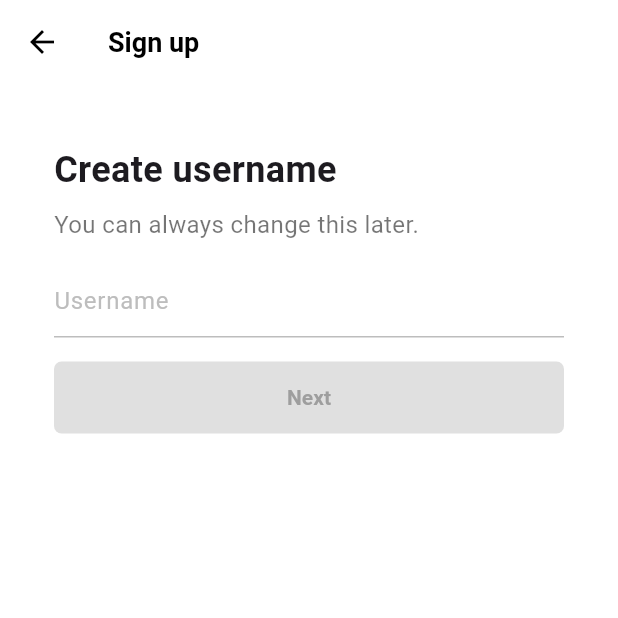
After one commit to daseul-jang/tiktok_clone, a Flutter app: the screen it shows after launch, after a tap on "Use email & password", on a phone screen of 412 x 824 dp, the top half of it. The commit adds this screen. Run offline on Flutter 3.47's test engine with Material 3 defaults, Android fonts, the phone set to English and light mode, and no system bars; our stand-ins replace font_awesome_flutter.

Commit message:
feat: 4.7강 수강 진행중

```diff
--- a/lib/features/authentication/login_screen.dart
+++ b/lib/features/authentication/login_screen.dart
@@ -7,7 +7,7 @@ import 'package:tiktok_clone/features/authentication/widgets/auth_button.dart';
 class LoginScreen extends StatelessWidget {
   const LoginScreen({super.key});
 
-  void onSignUpTap(BuildContext context) {
+  void _onSignUpTap(BuildContext context) {
     Navigator.of(context).pop();
   }
 
@@ -52,7 +52,7 @@ class LoginScreen extends StatelessWidget {
         ),
       ),
       bottomNavigationBar: BottomAppBar(
-        color: Colors.grey[100],
+        color: Colors.grey.shade50,
         elevation: 1,
         child: Padding(
           padding: const EdgeInsets.symmetric(
@@ -64,7 +64,7 @@ class LoginScreen extends StatelessWidget {
               const Text("Don't have an account?"),
               Gaps.h5,
               GestureDetector(
-                onTap: () => onSignUpTap(context),
+                onTap: () => _onSignUpTap(context),
                 child: Text(
                   "Sign up",
                   style: TextStyle(
--- a/lib/features/authentication/sign_up_screen.dart
+++ b/lib/features/authentication/sign_up_screen.dart
@@ -2,15 +2,22 @@ import 'package:flutter/material.dart';
 import 'package:font_awesome_flutter/font_awesome_flutter.dart';
 import 'package:tiktok_clone/constants/gaps.dart';
 import 'package:tiktok_clone/constants/sizes.dart';
+import 'package:tiktok_clone/features/authentication/username_screen.dart';
 import 'package:tiktok_clone/features/authentication/login_screen.dart';
 import 'package:tiktok_clone/features/authentication/widgets/auth_button.dart';
 
 class SignUpScreen extends StatelessWidget {
   const SignUpScreen({super.key});
 
-  void onLoginTap(BuildContext context) {
+  void _onLoginTap(BuildContext context) {
     Navigator.of(context).push(MaterialPageRoute(
       builder: (context) => const LoginScreen(),
+    ));
+  }
+
+  void _onEmailTap(BuildContext context) {
+    Navigator.of(context).push(MaterialPageRoute(
+      builder: (context) => const UsernameScreen(),
     ));
   }
 
@@ -23,16 +30,16 @@ class SignUpScreen extends StatelessWidget {
           padding: const EdgeInsets.symmetric(
             horizontal: Sizes.size40,
           ),
-          child: const Column(
+          child: Column(
             children: [
               Gaps.v80,
-              Text(
+              const Text(
                 "Sign up for TikTok",
                 style: TextStyle(
                     fontSize: Sizes.size24, fontWeight: FontWeight.w700),
               ),
               Gaps.v20,
-              Text(
+              const Text(
                 "Create a profile, follow other accounts, make your own videos, and more",
                 style: TextStyle(
                   fontSize: Sizes.size16,
@@ -41,12 +48,15 @@ class SignUpScreen extends StatelessWidget {
                 textAlign: TextAlign.center,
               ),
               Gaps.v40,
-              AuthButton(
-                icon: FaIcon(FontAwesomeIcons.user),
-                text: "Use email & password",
+              GestureDetector(
+                onTap: () => _onEmailTap(context),
+                child: const AuthButton(
+                  icon: FaIcon(FontAwesomeIcons.user),
+                  text: "Use email & password",
+                ),
               ),
               Gaps.v16,
-              AuthButton(
+              const AuthButton(
                 icon: FaIcon(FontAwesomeIcons.apple),
                 text: "Continue with Apple",
               ),
@@ -55,7 +65,7 @@ class SignUpScreen extends StatelessWidget {
         ),
       ),
       bottomNavigationBar: BottomAppBar(
-        color: Colors.grey[100],
+        color: Colors.grey.shade50,
         elevation: 1,
         child: Padding(
           padding: const EdgeInsets.symmetric(
@@ -67,7 +77,7 @@ class SignUpScreen extends StatelessWidget {
               const Text("Already have an account?"),
               Gaps.h5,
               GestureDetector(
-                onTap: () => onLoginTap(context),
+                onTap: () => _onLoginTap(context),
                 child: Text(
                   "Log in",
                   style: TextStyle(
--- /dev/null
+++ b/lib/features/authentication/username_screen.dart
@@ -0,0 +1,111 @@
+import 'package:flutter/material.dart';
+import 'package:tiktok_clone/constants/gaps.dart';
+import 'package:tiktok_clone/constants/sizes.dart';
+import 'package:tiktok_clone/features/authentication/email_screen.dart';
+import 'package:tiktok_clone/features/authentication/widgets/form_button.dart';
+
+class UsernameScreen extends StatefulWidget {
+  const UsernameScreen({super.key});
+
+  @override
+  State<UsernameScreen> createState() => _UsernameScreenState();
+}
+
+class _UsernameScreenState extends State<UsernameScreen> {
+  final TextEditingController _usernameController = TextEditingController();
+
+  String _username = "";
+
+  @override
+  void initState() {
+    super.initState();
+
+    _usernameController.addListener(() {
+      setState(() {
+        _username = _usernameController.text;
+      });
+    });
+  }
+
+  @override
+  void dispose() {
+    _usernameController.dispose();
+
+    super.dispose();
+  }
+
+  void _onNextTap() {
+    if (_username.isEmpty) return;
+
+    Navigator.of(context).push(
+      MaterialPageRoute(
+        builder: (context) => const EmailScreen(),
+      ),
+    );
+  }
+
+  @override
+  Widget build(BuildContext context) {
+    return Scaffold(
+      appBar: AppBar(
+        title: const Text(
+          "Sign up",
+        ),
+      ),
+      body: Padding(
+        padding: const EdgeInsets.symmetric(
+          horizontal: Sizes.size36,
+        ),
+        child: Column(
+          crossAxisAlignment: CrossAxisAlignment.start,
+          children: [
+            Gaps.v40,
+            const Text(
+              "Create username",
+              style: TextStyle(
+                fontSize: Sizes.size24,
+                fontWeight: FontWeight.w700,
+              ),
+            ),
+            Gaps.v8,
+            const Text(
+              "You can always change this later.",
+              style: TextStyle(
+                color: Colors.black54,
+                fontSize: Sizes.size16,
+              ),
+            ),
+            Gaps.v16,
+            TextField(
+              controller: _usernameController,
+              cursorColor: Theme.of(context).primaryColor,
+              decoration: InputDecoration(
+                hintText: "Username",
+                hintStyle: TextStyle(
+                  color: Colors.grey.shade400,
+                ),
+                enabledBorder: UnderlineInputBorder(
+                  borderSide: BorderSide(
+                    color: Colors.grey.shade400,
+                  ),
+                ),
+                focusedBorder: UnderlineInputBorder(
+                  borderSide: BorderSide(
+                    color: Colors.grey.shade400,
+                  ),
+                ),
+              ),
+            ),
+            Gaps.v16,
+            GestureDetector(
+              onTap: _onNextTap,
+              child: FormButton(
+                disabled: _username.isEmpty,
+              ),
+            ),
+          ],
+        ),
+      ),
+    );
+  }
+}
--- /dev/null
+++ b/lib/features/authentication/widgets/form_button.dart
@@ -0,0 +1,44 @@
+import 'package:flutter/material.dart';
+import 'package:tiktok_clone/constants/sizes.dart';
+
+class FormButton extends StatelessWidget {
+  const FormButton({
+    super.key,
+    required this.disabled,
+  });
+
+  final bool disabled;
+
+  @override
+  Widget build(BuildContext context) {
+    return FractionallySizedBox(
+      widthFactor: 1,
+      child: AnimatedContainer(
+        duration: const Duration(
+          milliseconds: 400,
+        ),
+        padding: const EdgeInsets.symmetric(
+          vertical: Sizes.size16,
+        ),
+        decoration: BoxDecoration(
+          borderRadius: BorderRadius.circular(Sizes.size5),
+          color:
+              disabled ? Colors.grey.shade300 : Theme.of(context).primaryColor,
+        ),
+        child: AnimatedDefaultTextStyle(
+          duration: const Duration(
+            milliseconds: 400,
+          ),
+          style: TextStyle(
+            color: disabled ? Colors.grey.shade500 : Colors.white,
+            fontWeight: FontWeight.w600,
+          ),
+          child: const Text(
+            "Next",
+            textAlign: TextAlign.center,
+          ),
+        ),
+      ),
+    );
+  }
+}
--- a/lib/main.dart
+++ b/lib/main.dart
@@ -1,5 +1,4 @@
 import 'package:flutter/material.dart';
-import 'package:tiktok_clone/constants/gaps.dart';
 import 'package:tiktok_clone/constants/sizes.dart';
 import 'package:tiktok_clone/features/authentication/sign_up_screen.dart';
 
@@ -15,8 +14,18 @@ class TikTokApp extends StatelessWidget {
     return MaterialApp(
       title: 'TikTok Clone',
       theme: ThemeData(
-        primaryColor: const Color(0xFFE9435A),
-      ),
+          scaffoldBackgroundColor: Colors.white,
+          primaryColor: const Color(0xFFE9435A),
+          appBarTheme: const AppBarTheme(
+            foregroundColor: Colors.black,
+            backgroundColor: Colors.white,
+            elevation: 0,
+            titleTextStyle: TextStyle(
+              color: Colors.black,
+              fontSize: Sizes.size16 + Sizes.size2,
+              fontWeight: FontWeight.w600,
+            ),
+          )),
       home: const SignUpScreen(),
     );
   }
```
Also changed, not shown: lib/features/authentication/email_screen.dart (added, +124 -0 lines), lib/features/authentication/password_screen.dart (added, +158 -0 lines).
